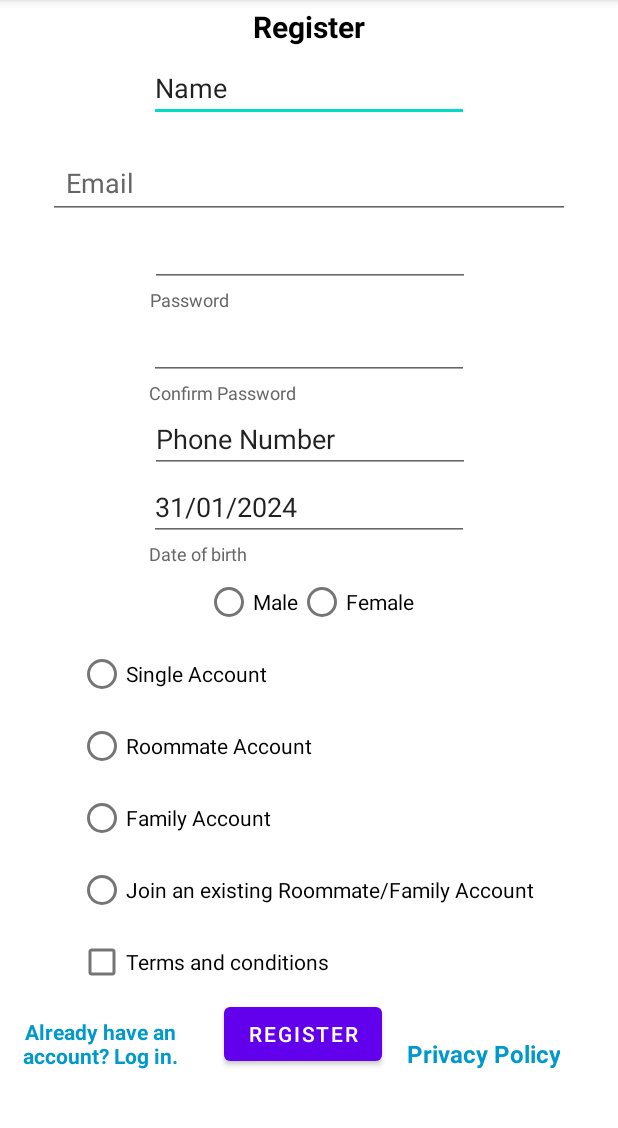
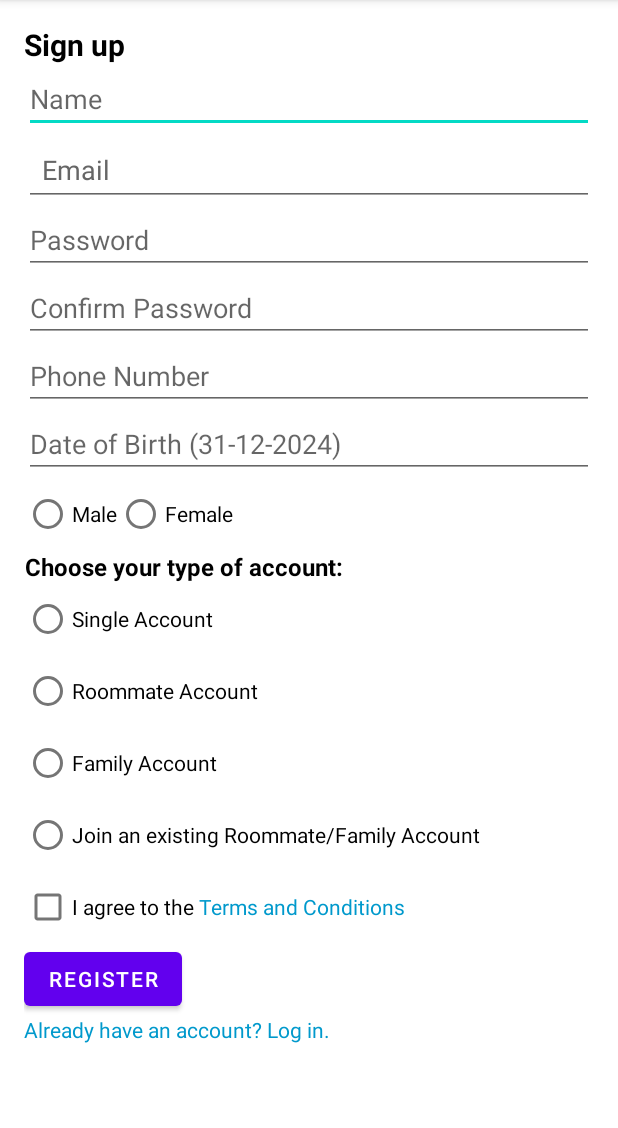
Before and after one commit to palauzov/Grocery-Notifier-App, an Android app: the screen it shows after launch (RegisterActivity), on a phone screen of 412 x 824 dp, the part 84-1212 px from its top. Run offline under Robolectric (Android 15) with nearby library versions, the phone set to English and light mode, and no system bars; our stand-ins replace Room's generated code, navigation-ui.

Commit message:
Finish Register activity

```diff
--- a/app/src/main/java/com/example/grocerynotifier/activities/RegisterActivity.java
+++ b/app/src/main/java/com/example/grocerynotifier/activities/RegisterActivity.java
@@ -53,6 +53,7 @@ public class RegisterActivity extends AppCompatActivity {
         String name = editTextName.getText().toString();
         String phone = editTextPhone.getText().toString();
 
+
         if (email.isEmpty() || password.isEmpty() || name.isEmpty() || phone.isEmpty()) {
             Toast.makeText(RegisterActivity.this, "All fields must be filled", Toast.LENGTH_SHORT).show();
             return;
--- a/app/src/main/res/layout/activity_register.xml
+++ b/app/src/main/res/layout/activity_register.xml
@@ -1,134 +1,79 @@
 <?xml version="1.0" encoding="utf-8"?>
-<androidx.constraintlayout.widget.ConstraintLayout xmlns:android="http://schemas.android.com/apk/res/android"
+<android.widget.ScrollView xmlns:android="http://schemas.android.com/apk/res/android"
     xmlns:app="http://schemas.android.com/apk/res-auto"
     xmlns:tools="http://schemas.android.com/tools"
     android:layout_width="match_parent"
-    android:layout_height="match_parent">
+    android:layout_height="match_parent"
+    tools:context=".activities.RegisterActivity">
 
+    <!-- Wrapping all elements in a LinearLayout as the single child of ScrollView -->
+    <LinearLayout
+        android:layout_width="match_parent"
+        android:layout_height="wrap_content"
+        android:orientation="vertical"
+        android:padding="16dp">
 
         <TextView
             android:id="@+id/textViewRegister"
-        android:layout_width="96dp"
-        android:layout_height="36dp"
-        android:text="Register"
+            android:layout_width="wrap_content"
+            android:layout_height="wrap_content"
+            android:text="Sign up"
             android:textSize="20sp"
             android:gravity="center"
             android:textStyle="bold"
-        android:textColor="@color/black"
-        app:layout_constraintEnd_toEndOf="parent"
-        app:layout_constraintStart_toStartOf="parent"
-        app:layout_constraintTop_toTopOf="parent" />
+            android:textColor="@color/black" />
 
         <EditText
             android:id="@+id/editTextName"
-        android:layout_width="wrap_content"
+            android:layout_width="match_parent"
             android:layout_height="wrap_content"
-        android:ems="10"
-        android:inputType="textEmailAddress"
-        android:text="Name"
-        app:layout_constraintEnd_toEndOf="parent"
-        app:layout_constraintStart_toStartOf="parent"
-        app:layout_constraintTop_toBottomOf="@+id/textViewRegister" />
+            android:hint="Name"
+            android:inputType="textPersonName" />
 
         <EditText
             android:id="@+id/editTextEmail"
-        android:layout_width="0dp"
+            android:layout_width="match_parent"
             android:layout_height="wrap_content"
             android:hint="Email"
             android:inputType="textEmailAddress"
             android:textColorHint="#666666"
-        app:layout_constraintEnd_toEndOf="parent"
-        app:layout_constraintStart_toStartOf="parent"
-        app:layout_constraintTop_toBottomOf="@+id/editTextName"
-        android:layout_marginTop="16dp"
             android:padding="12dp"
-        android:layout_marginStart="32dp"
-        android:layout_marginEnd="32dp"
             android:importantForAccessibility="yes"
             android:contentDescription="Email input field" />
 
         <EditText
             android:id="@+id/editTextTextPassword"
-        android:layout_width="wrap_content"
+            android:layout_width="match_parent"
             android:layout_height="wrap_content"
-        android:ems="10"
-        android:inputType="textPassword"
-        app:layout_constraintEnd_toEndOf="parent"
-        app:layout_constraintHorizontal_bias="0.502"
-        app:layout_constraintStart_toStartOf="parent"
-        app:layout_constraintTop_toBottomOf="@+id/editTextEmail" />
-
-    <TextView
-        android:id="@+id/passwordHint"
-        android:layout_width="wrap_content"
-        android:layout_height="wrap_content"
-        android:text="Password"
-        android:textColor="#666666"
-        android:textSize="12sp"
-        app:layout_constraintStart_toStartOf="@+id/editTextTextPassword"
-        app:layout_constraintTop_toBottomOf="@id/editTextTextPassword" />
+            android:hint="Password"
+            android:inputType="textPassword" />
 
         <EditText
             android:id="@+id/editTextTextConfirmPassword"
-        android:layout_width="wrap_content"
+            android:layout_width="match_parent"
             android:layout_height="wrap_content"
-        android:ems="10"
-        android:inputType="textPassword"
-        app:layout_constraintEnd_toEndOf="parent"
-        app:layout_constraintStart_toStartOf="parent"
-        app:layout_constraintTop_toBottomOf="@+id/passwordHint" />
-
-    <TextView
-        android:id="@+id/confirmPasswordHint"
-        android:layout_width="wrap_content"
-        android:layout_height="wrap_content"
-        android:text="Confirm Password"
-        android:textColor="#666666"
-        android:textSize="12sp"
-        app:layout_constraintStart_toStartOf="@+id/editTextTextConfirmPassword"
-        app:layout_constraintTop_toBottomOf="@id/editTextTextConfirmPassword" />
+            android:hint="Confirm Password"
+            android:inputType="textPassword" />
 
         <EditText
             android:id="@+id/editTextPhone"
-        android:layout_width="wrap_content"
+            android:layout_width="match_parent"
             android:layout_height="wrap_content"
-        android:ems="10"
-        android:inputType="phone"
-        android:text="Phone Number"
-        app:layout_constraintEnd_toEndOf="parent"
-        app:layout_constraintHorizontal_bias="0.502"
-        app:layout_constraintStart_toStartOf="parent"
-        app:layout_constraintTop_toBottomOf="@+id/confirmPasswordHint" />
+            android:hint="Phone Number"
+            android:inputType="phone" />
 
         <EditText
             android:id="@+id/editTextDate"
-        android:layout_width="wrap_content"
+            android:layout_width="match_parent"
             android:layout_height="wrap_content"
-        android:ems="10"
-        android:inputType="date"
-        android:text="31/01/2024"
-        app:layout_constraintEnd_toEndOf="parent"
-        app:layout_constraintStart_toStartOf="parent"
-        app:layout_constraintTop_toBottomOf="@+id/editTextPhone" />
-
-    <TextView
-        android:id="@+id/textViewDate"
-        android:layout_width="wrap_content"
-        android:layout_height="wrap_content"
-        android:text="Date of birth"
-        android:textColor="#666666"
-        android:textSize="12sp"
-        app:layout_constraintStart_toStartOf="@+id/editTextDate"
-        app:layout_constraintTop_toBottomOf="@+id/editTextDate" />
+            android:hint="Date of Birth (31-12-2024)"
+            android:inputType="date" />
 
         <RadioGroup
             android:id="@+id/genderRadioGroup"
-        android:layout_width="wrap_content"
+            android:layout_width="match_parent"
             android:layout_height="wrap_content"
-        android:orientation="horizontal"
-        app:layout_constraintEnd_toEndOf="parent"
-        app:layout_constraintStart_toStartOf="parent"
-        app:layout_constraintTop_toBottomOf="@+id/textViewDate">
+            android:orientation="horizontal">
 
             <RadioButton
                 android:id="@+id/radioMale"
@@ -142,100 +87,85 @@
                 android:layout_height="wrap_content"
                 android:text="Female" />
         </RadioGroup>
+        <TextView
+            android:id="@+id/textAccount"
+            android:layout_width="wrap_content"
+            android:layout_height="wrap_content"
+            android:text="Choose your type of account:"
+            android:textSize="16sp"
+            android:gravity="center"
+            android:textStyle="bold"
+            android:textColor="@color/black" />
 
         <RadioGroup
             android:id="@+id/radioGroupAcc"
-        android:layout_width="wrap_content"
+            android:layout_width="match_parent"
             android:layout_height="wrap_content"
-        android:layout_marginStart="52dp"
-        android:orientation="vertical"
-        app:layout_constraintStart_toStartOf="parent"
-        app:layout_constraintTop_toBottomOf="@+id/genderRadioGroup">
+            android:orientation="vertical">
 
             <RadioButton
                 android:id="@+id/radioOptionSingleAcc"
                 android:layout_width="wrap_content"
                 android:layout_height="wrap_content"
-            android:text="Single Account"
-            app:layout_constraintEnd_toEndOf="parent"
-            app:layout_constraintStart_toStartOf="parent"
-            app:layout_constraintTop_toBottomOf="@+id/genderRadioGroup" />
+                android:text="Single Account" />
 
             <RadioButton
                 android:id="@+id/radioOptionRoommateAcc"
                 android:layout_width="wrap_content"
                 android:layout_height="wrap_content"
-            android:text="Roommate Account"
-            app:layout_constraintEnd_toEndOf="parent"
-            app:layout_constraintStart_toStartOf="parent"
-            app:layout_constraintTop_toBottomOf="@+id/radioOptionSingleAcc" />
+                android:text="Roommate Account" />
 
             <RadioButton
                 android:id="@+id/radioOptionFamilyAcc"
                 android:layout_width="wrap_content"
                 android:layout_height="wrap_content"
-            android:text="Family Account"
-            app:layout_constraintEnd_toEndOf="parent"
-            app:layout_constraintStart_toStartOf="parent"
-            app:layout_constraintTop_toBottomOf="@+id/radioOptionRoommateAcc" />
+                android:text="Family Account" />
 
             <RadioButton
                 android:id="@+id/radioOptionJoinFamilyAccount"
                 android:layout_width="wrap_content"
                 android:layout_height="wrap_content"
-            android:text="Join an existing Roommate/Family Account"
-            app:layout_constraintEnd_toEndOf="parent"
-            app:layout_constraintStart_toStartOf="parent"
-            app:layout_constraintTop_toBottomOf="@+id/radioOptionFamilyAcc" />
+                android:text="Join an existing Roommate/Family Account" />
         </RadioGroup>
 
+        <LinearLayout
+            android:layout_width="wrap_content"
+            android:layout_height="wrap_content"
+            android:orientation="horizontal"
+            android:gravity="center_vertical">
+
+            <CheckBox
+                android:id="@+id/checkBoxTermsAndCond"
+                android:layout_width="wrap_content"
+                android:layout_height="wrap_content"
+                android:text="I agree to the "
+                android:textColor="@android:color/black" />
+
             <TextView
-        android:id="@+id/textViewTerms"
-        android:layout_width="110dp"
-        android:layout_height="0dp"
-        android:layout_marginEnd="16dp"
+                android:id="@+id/textViewTermsLink"
+                android:layout_width="263dp"
+                android:layout_height="wrap_content"
                 android:clickable="true"
                 android:focusable="true"
-        android:text="Already have an account? Log in."
-        android:gravity="center"
-        android:textStyle="bold"
-        android:textColor="@android:color/holo_blue_dark"
-        android:textSize="14sp"
-        app:layout_constraintBottom_toBottomOf="@+id/buttonRegister"
-        app:layout_constraintEnd_toStartOf="@+id/buttonRegister"
-        app:layout_constraintStart_toStartOf="parent" />
+                android:text="Terms and Conditions"
+                android:textColor="@android:color/holo_blue_dark" />
+        </LinearLayout>
 
         <Button
             android:id="@+id/buttonRegister"
             android:layout_width="wrap_content"
             android:layout_height="wrap_content"
-        android:text="Register"
-        app:layout_constraintEnd_toEndOf="parent"
-        app:layout_constraintHorizontal_bias="0.487"
-        app:layout_constraintStart_toStartOf="parent"
-        app:layout_constraintTop_toBottomOf="@+id/checkBoxTermsAndCond" />
+            android:text="Register" />
 
-    <CheckBox
-        android:id="@+id/checkBoxTermsAndCond"
+        <TextView
+            android:id="@+id/textViewTerms"
             android:layout_width="wrap_content"
             android:layout_height="wrap_content"
-        android:text="Terms and conditions"
-        app:layout_constraintStart_toStartOf="@+id/radioGroupAcc"
-        app:layout_constraintTop_toBottomOf="@+id/radioGroupAcc" />
-    <TextView
-        android:id="@+id/textViewLink"
-        android:layout_width="wrap_content"
-        android:layout_height="wrap_content"
-        android:text="Privacy Policy"
-        android:gravity="center"
-        android:textStyle="bold"
+            android:text="Already have an account? Log in."
             android:textColor="@android:color/holo_blue_dark"
-        android:textSize="16sp"
+            android:textSize="14sp"
             android:clickable="true"
-        android:focusable="true"
-        app:layout_constraintStart_toEndOf="@+id/buttonRegister"
-        app:layout_constraintBottom_toBottomOf="@+id/buttonRegister"
-        android:layout_marginStart="16dp" />
+            android:focusable="true" />
 
-
-</androidx.constraintlayout.widget.ConstraintLayout>
+    </LinearLayout>
+</android.widget.ScrollView>
```
Lines whose indentation alone changed are shown as unchanged.
